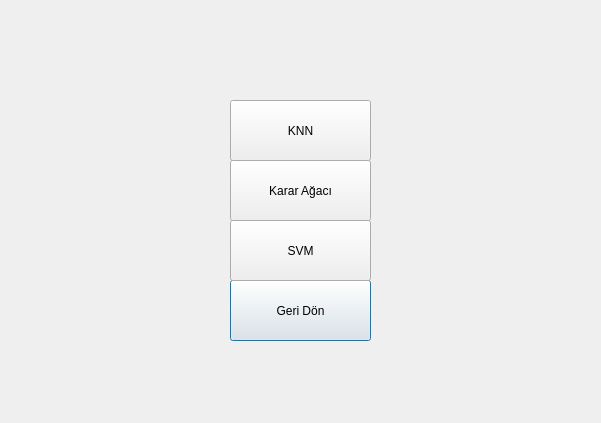
This is ModelMenu.ui in kerem37mert/machine-learning-gui-project as Qt 5 draws it before an edit. The edited form follows.
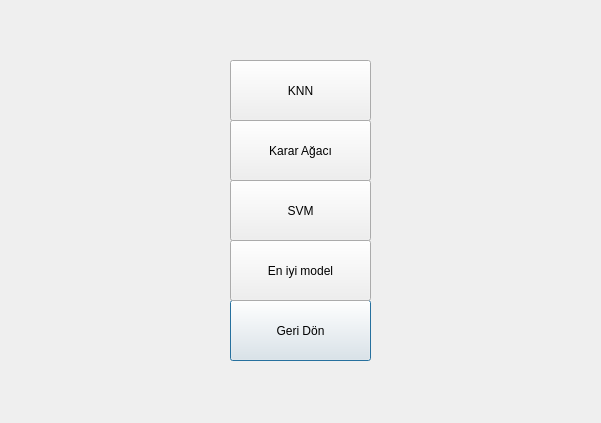
This is the edited form.

The edit to the form file:
```diff
--- a/ModelMenu.ui
+++ b/ModelMenu.ui
@@ -17,7 +17,7 @@
    <property name="geometry">
     <rect>
      <x>230</x>
-     <y>280</y>
+     <y>300</y>
      <width>141</width>
      <height>61</height>
     </rect>
@@ -30,7 +30,7 @@
    <property name="geometry">
     <rect>
      <x>230</x>
-     <y>220</y>
+     <y>180</y>
      <width>141</width>
      <height>61</height>
     </rect>
@@ -43,7 +43,7 @@
    <property name="geometry">
     <rect>
      <x>230</x>
-     <y>160</y>
+     <y>120</y>
      <width>141</width>
      <height>61</height>
     </rect>
@@ -56,7 +56,7 @@
    <property name="geometry">
     <rect>
      <x>230</x>
-     <y>100</y>
+     <y>60</y>
      <width>141</width>
      <height>61</height>
     </rect>
@@ -65,6 +65,19 @@
     <string>KNN</string>
    </property>
   </widget>
+  <widget class="QPushButton" name="button4">
+   <property name="geometry">
+    <rect>
+     <x>230</x>
+     <y>240</y>
+     <width>141</width>
+     <height>61</height>
+    </rect>
+   </property>
+   <property name="text">
+    <string>En iyi model</string>
+   </property>
+  </widget>
  </widget>
  <resources/>
  <connections/>
```
